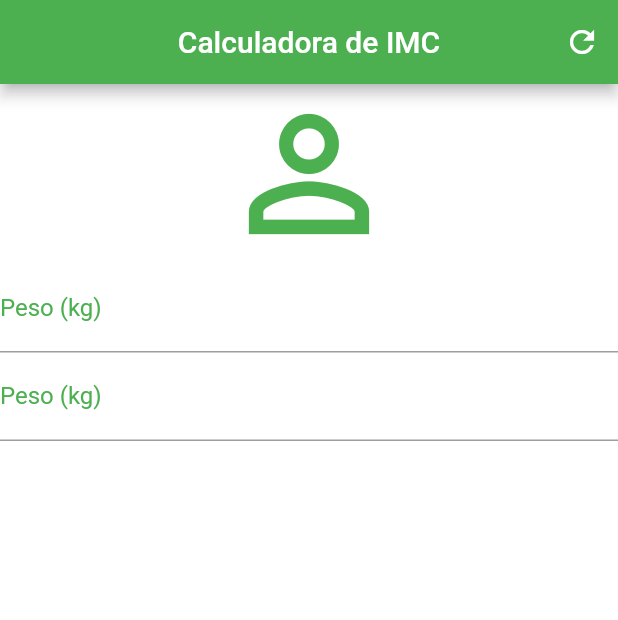
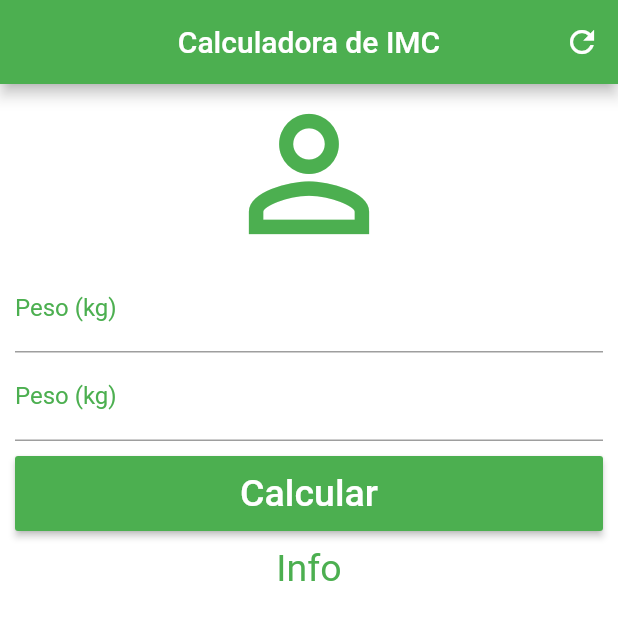
Before and after one commit to siqueira76/imc_calc_app, a Flutter app: the screen it shows after launch, on a phone screen of 412 x 824 dp. Shown: the top 620 px of the screen. Run offline on Flutter 3.47's test engine with Material 2 defaults, Android fonts, the phone set to English and light mode, and no system bars.

Commit message:
ScrollView and RaisedButton

```diff
--- a/lib/main.dart
+++ b/lib/main.dart
@@ -1,6 +1,6 @@
 import 'package:flutter/material.dart';
 
-void main (){
+void main() {
   runApp(MaterialApp(
     home: Home(),
   ));
@@ -20,13 +20,23 @@ class _HomeState extends State<Home> {
         centerTitle: true,
         backgroundColor: Colors.green,
         actions: <Widget>[
-          IconButton(icon: Icon(Icons.refresh), onPressed: () {},)
+          IconButton(
+            icon: Icon(Icons.refresh),
+            onPressed: () {},
+          )
         ],
       ),
       backgroundColor: Colors.white,
-      body: Column(
+      body: SingleChildScrollView(
+        padding: EdgeInsets.fromLTRB(10.0, 0.0, 10.0, 0.0),
+        child: Column(
+          crossAxisAlignment: CrossAxisAlignment.stretch,
           children: <Widget>[
-          Icon(Icons.person_outline, size: 120.0, color: Colors.green,),
+            Icon(
+              Icons.person_outline,
+              size: 120.0,
+              color: Colors.green,
+            ),
             TextField(
               keyboardType: TextInputType.number,
               decoration: InputDecoration(
@@ -42,8 +52,28 @@ class _HomeState extends State<Home> {
                   labelStyle: TextStyle(color: Colors.green)),
               textAlign: TextAlign.center,
               style: TextStyle(color: Colors.green),
+            ),
+            Padding(
+              padding: EdgeInsets.only(top: 10.0, bottom: 10.0),
+              child: Container(
+                height: 50.0,
+                child: RaisedButton(
+                  onPressed: () {},
+                  child: Text(
+                    "Calcular",
+                    style: TextStyle(color: Colors.white, fontSize: 25.0),
+                  ),
+                  color: Colors.green,
+                ),
+              ),
+            ),
+            Text(
+              "Info",
+              textAlign: TextAlign.center,
+              style: TextStyle(color: Colors.green, fontSize: 25.0),
             )
           ],
+        ),
       ),
     );
   }
```
Lines whose indentation alone changed are shown as unchanged.
